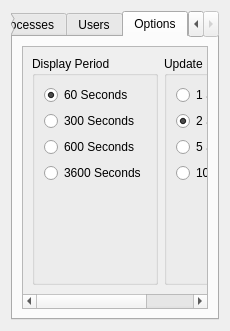
Before: the Qt Designer form Code/Mantid/MantidPlot/SysMon/ui_sysmon.ui in mantidproject/mantid, drawn with Qt 5.
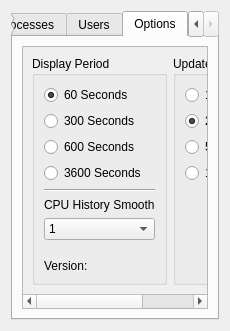
After: the same form once the commit is applied. The open tabs and pages were chosen to show the change.

The edit to the form file:
```diff
--- a/Code/Mantid/MantidPlot/SysMon/ui_sysmon.ui
+++ b/Code/Mantid/MantidPlot/SysMon/ui_sysmon.ui
@@ -547,7 +547,7 @@
            <rect>
             <x>0</x>
             <y>0</y>
-            <width>232</width>
+            <width>238</width>
             <height>250</height>
            </rect>
           </property>
@@ -595,6 +595,49 @@
                 </property>
                </widget>
               </item>
+              <item>
+               <widget class="Line" name="line">
+                <property name="orientation">
+                 <enum>Qt::Horizontal</enum>
+                </property>
+               </widget>
+              </item>
+              <item>
+               <widget class="QLabel" name="label">
+                <property name="text">
+                 <string>CPU History Smooth</string>
+                </property>
+               </widget>
+              </item>
+              <item>
+               <widget class="QComboBox" name="comboBoxCPUHistSmooth">
+                <item>
+                 <property name="text">
+                  <string>1</string>
+                 </property>
+                </item>
+                <item>
+                 <property name="text">
+                  <string>2</string>
+                 </property>
+                </item>
+                <item>
+                 <property name="text">
+                  <string>5</string>
+                 </property>
+                </item>
+                <item>
+                 <property name="text">
+                  <string>10</string>
+                 </property>
+                </item>
+                <item>
+                 <property name="text">
+                  <string>15</string>
+                 </property>
+                </item>
+               </widget>
+              </item>
               <item>
                <spacer name="verticalSpacer">
                 <property name="orientation">
@@ -608,6 +651,13 @@
                 </property>
                </spacer>
               </item>
+              <item>
+               <widget class="QLabel" name="labelVersion">
+                <property name="text">
+                 <string>Version: </string>
+                </property>
+               </widget>
+              </item>
              </layout>
             </widget>
            </item>
```
Left out of the diff: 2 changed lines with no effect on the pictures.
